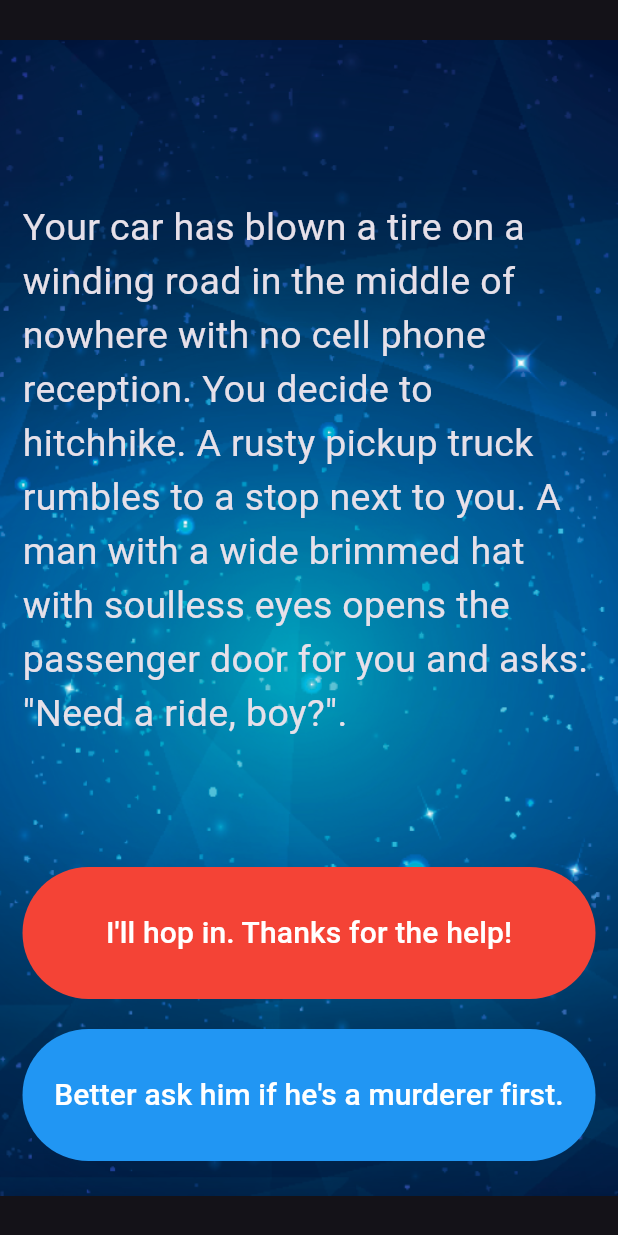
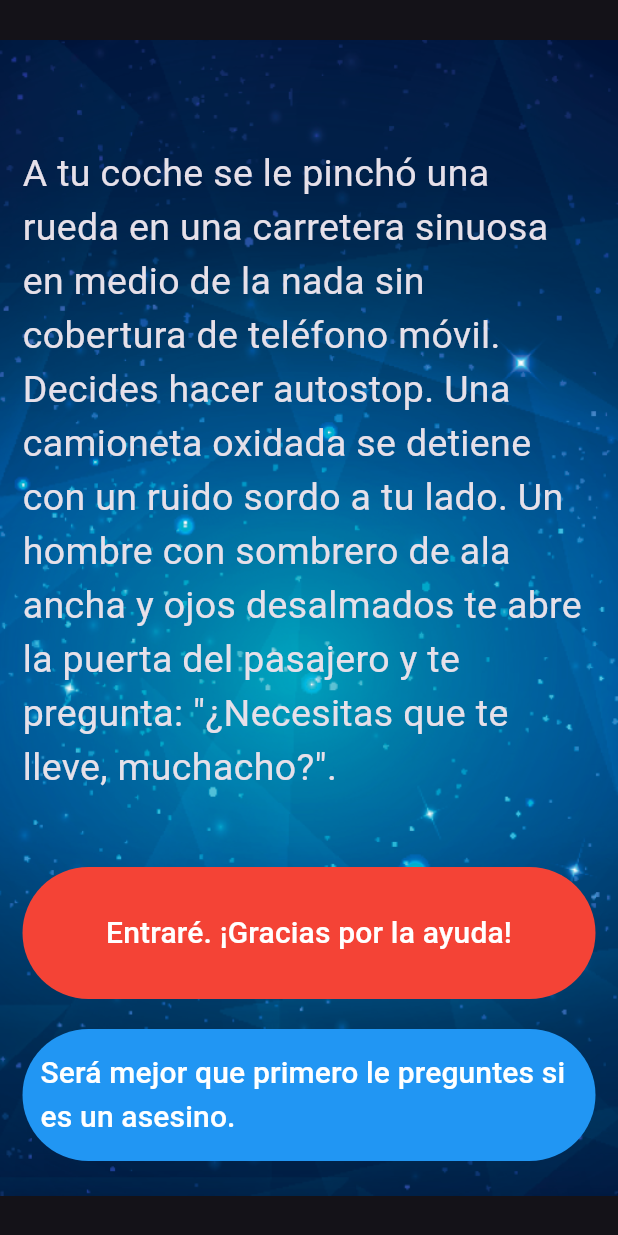
Before and after one commit to c-olivares/destini_game, a Flutter app: the screen it shows after launch, on a phone screen of 412 x 824 dp. Run offline on Flutter 3.47's test engine with Material 3 defaults, Android fonts, the phone set to English and light mode, and no system bars.

Commit message:
traducción al español

```diff
--- a/lib/story_brain.dart
+++ b/lib/story_brain.dart
@@ -4,32 +4,32 @@ class StoryBrain {
   final List<Story> _storyData = [
     Story(
         storyTitle:
-            'Your car has blown a tire on a winding road in the middle of nowhere with no cell phone reception. You decide to hitchhike. A rusty pickup truck rumbles to a stop next to you. A man with a wide brimmed hat with soulless eyes opens the passenger door for you and asks: "Need a ride, boy?".',
-        choice1: 'I\'ll hop in. Thanks for the help!',
-        choice2: 'Better ask him if he\'s a murderer first.'),
+            'A tu coche se le pinchó una rueda en una carretera sinuosa en medio de la nada sin cobertura de teléfono móvil. Decides hacer autostop. Una camioneta oxidada se detiene con un ruido sordo a tu lado. Un hombre con sombrero de ala ancha y ojos desalmados te abre la puerta del pasajero y te pregunta: "¿Necesitas que te lleve, muchacho?".',
+        choice1: 'Entraré. ¡Gracias por la ayuda!',
+        choice2: 'Será mejor que primero le preguntes si es un asesino.'),
     Story(
-        storyTitle: 'He nods slowly, unphased by the question.',
-        choice1: 'At least he\'s honest. I\'ll climb in.',
-        choice2: 'Wait, I know how to change a tire.'),
+        storyTitle: "Él asiente lentamente, impasible ante la pregunta.",
+        choice1: 'Al menos es honesto. Yo subiré.',
+        choice2: "Espera, sé cómo cambiar una llanta."),
     Story(
         storyTitle:
-            'As you begin to drive, the stranger starts talking about his relationship with his mother. He gets angrier and angrier by the minute. He asks you to open the glovebox. Inside you find a bloody knife, two severed fingers, and a cassette tape of Elton John. He reaches for the glove box.',
-        choice1: 'I love Elton John! Hand him the cassette tape.',
-        choice2: 'It\'s him or me! You take the knife and stab him.'),
+            'Cuando empieza a conducir, el extraño empieza a hablar de su relación con su madre. Se enoja cada vez más. Te pide que abras la guantera. En su interior encontrarás un cuchillo ensangrentado, dos dedos cortados y una cinta de casete de Elton John. Él alcanza la guantera.',
+        choice1: '¡Me encanta Elton John! Pásale la cinta de casete.',
+        choice2: '¡Somos él o yo! Tomas el cuchillo y lo apuñalas.'),
     Story(
         storyTitle:
-            'What? Such a cop out! Did you know traffic accidents are the second leading cause of accidental death for most adult age groups?',
-        choice1: 'Restart',
+            '¿Qué? ¡Qué policía! ¿Sabías que los accidentes de tráfico son la segunda causa de muerte accidental para la mayoría de los grupos de edad adulta?',
+        choice1: 'Reanudar',
         choice2: ''),
     Story(
         storyTitle:
-            'As you smash through the guardrail and careen towards the jagged rocks below you reflect on the dubious wisdom of stabbing someone while they are driving a car you are in.',
-        choice1: 'Restart',
+            'A medida que atraviesas la barandilla y te precipitas hacia las rocas irregulares que hay debajo, reflexionas sobre la dudosa sabiduría de apuñalar a alguien mientras conduce el coche en el que estás.',
+        choice1: 'Reanudar',
         choice2: ''),
     Story(
         storyTitle:
-            'You bond with the murderer while crooning verses of "Can you feel the love tonight". He drops you off at the next town. Before you go he asks you if you know any good places to dump bodies. You reply: "Try the pier".',
-        choice1: 'Restart',
+            'Te vinculas con el asesino mientras cantas versos de "¿Puedes sentir el amor esta noche?". Te deja en el siguiente pueblo. Antes de irte, te pregunta si conoces algún buen lugar para tirar cadáveres. Tu respondes: "Prueba el muelle".',
+        choice1: 'Reanudar',
         choice2: '')
   ];
 
```
